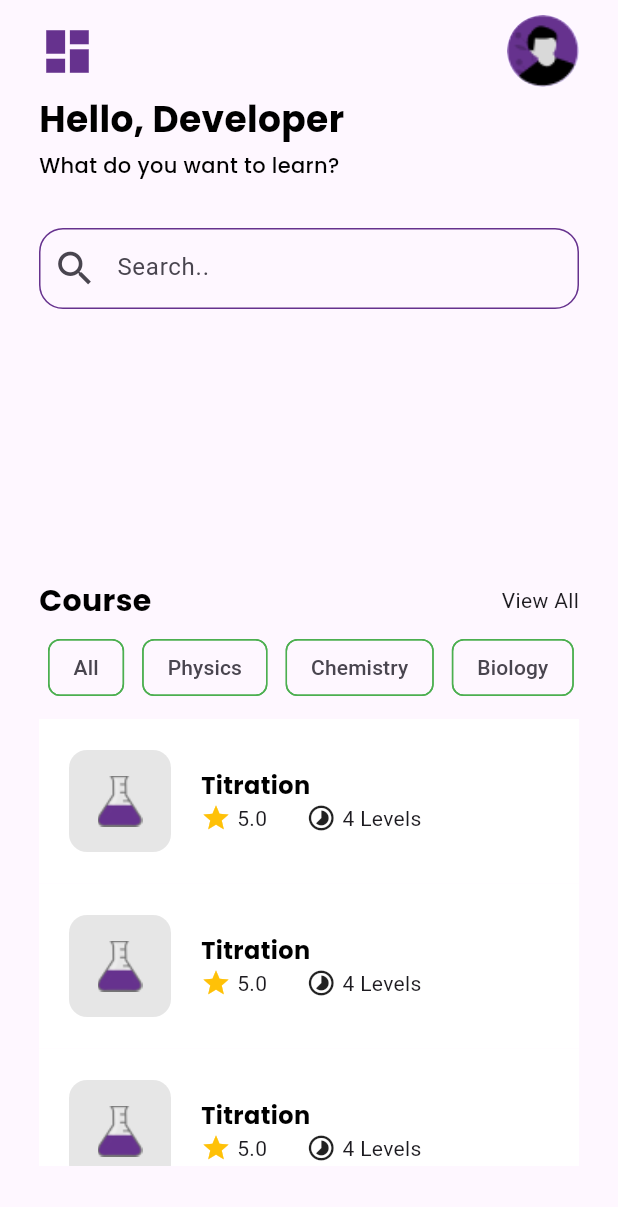
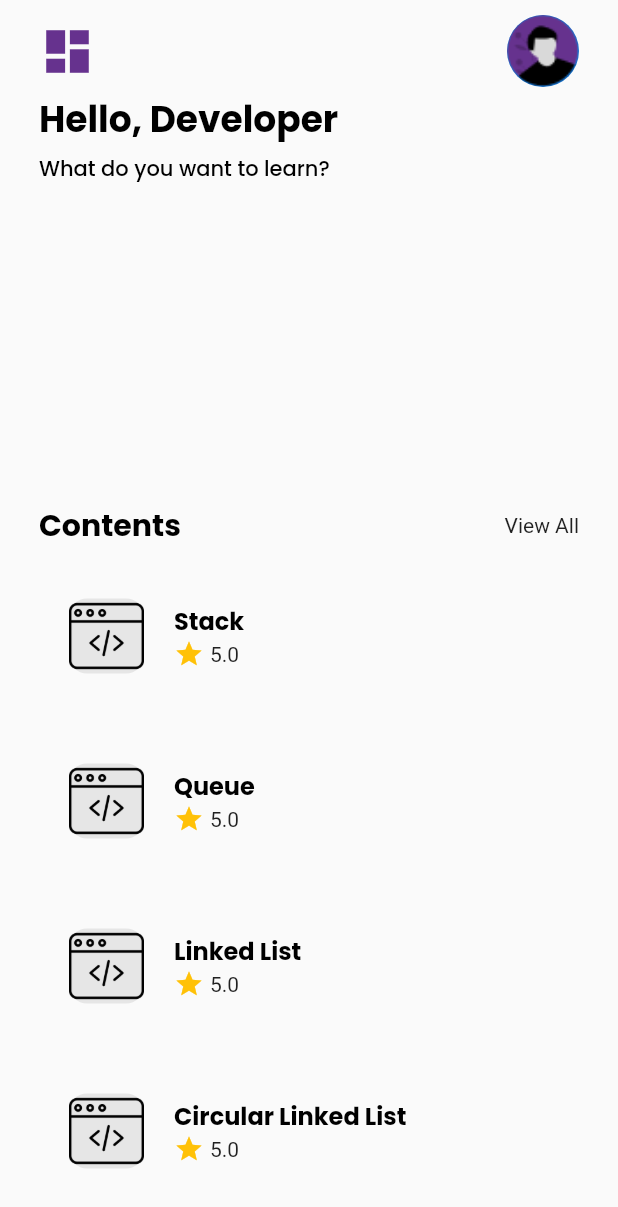
Before and after one commit to urwah1248/SciSphere_AR, a Flutter app: the HomePage screen opened directly, on a phone screen of 412 x 824 dp. Shown: the top 1207 px of the screen. Run offline on Flutter 3.47's test engine with Material 3 defaults, Android fonts, the light colour scheme and no system bars; our stand-ins replace get, google_fonts, introduction_screen.

Commit message:
Changed Images and Added Detail View

```diff
--- a/lib/screens/home_view/home_page.dart
+++ b/lib/screens/home_view/home_page.dart
@@ -1,18 +1,27 @@
 import 'package:flutter/material.dart';
+import 'package:get/route_manager.dart';
 import 'package:google_fonts/google_fonts.dart';
-import 'package:scisphere/widgets/custom_textfield.dart';
+import 'package:scisphere/screens/details_view/details_view.dart';
+// import 'package:scisphere/widgets/custom_textfield.dart';
 
 class HomePage extends StatelessWidget {
-  HomePage({super.key});
-  final List subjects = ['All', 'Physics', 'Chemistry', 'Biology'];
+  const HomePage({super.key});
+  // final List subjects = ['All', 'Physics', 'Chemistry', 'Biology'];
+  static List contentsList = [
+    "Stack",
+    "Queue",
+    "Linked List",
+    "Circular Linked List",
+    "Doubly Linked List",
+    "Circular Doubly Linked List",
+  ];
   @override
   Widget build(BuildContext context) {
-    return Scaffold(
+    return SafeArea(
+      child: Scaffold(
         body: Padding(
           padding: const EdgeInsets.only(left: 26, right: 26, top: 10),
-        child: SafeArea(
-          child: SizedBox(
-            width: double.infinity,
+          child: SingleChildScrollView(
             child: Column(
               crossAxisAlignment: CrossAxisAlignment.start,
               children: [
@@ -53,15 +62,15 @@ class HomePage extends StatelessWidget {
                 const SizedBox(
                   height: 32,
                 ),
-                const CustomTextfield(
-                  isPrefixIcon: true,
-                  prefixIcon: Icon(
-                    Icons.search,
-                    size: 30,
-                  ),
-                  isHomepage: true,
-                  hintText: 'Search..',
-                ),
+                // const CustomTextfield(
+                //   isPrefixIcon: true,
+                //   prefixIcon: Icon(
+                //     Icons.search,
+                //     size: 30,
+                //   ),
+                //   isHomepage: true,
+                //   hintText: 'Search..',
+                // ),
                 const SizedBox(
                   height: 180,
                 ),
@@ -69,7 +78,7 @@ class HomePage extends StatelessWidget {
                   mainAxisAlignment: MainAxisAlignment.spaceBetween,
                   children: [
                     Text(
-                      'Course',
+                      'Contents',
                       style: GoogleFonts.poppins().copyWith(
                           color: Colors.black,
                           fontWeight: FontWeight.bold,
@@ -81,33 +90,36 @@ class HomePage extends StatelessWidget {
                     )
                   ],
                 ),
-                SizedBox(
-                  height: 60,
-                  width: 400,
-                  child: ListView.builder(
-                    scrollDirection: Axis.horizontal,
-                    itemCount: subjects.length,
-                    itemBuilder: (context, index) {
-                      return Padding(
-                        padding: const EdgeInsets.symmetric(horizontal: 6),
-                        child: Chip(
-                          side: const BorderSide(color: Colors.green),
-                          label: Text(subjects[index]),
-                        ),
-                      );
-                    },
-                  ),
-                ),
+                // SizedBox(
+                //   height: 60,
+                //   width: 400,
+                //   child: ListView.builder(
+                //     scrollDirection: Axis.horizontal,
+                //     itemCount: subjects.length,
+                //     itemBuilder: (context, index) {
+                //       return Padding(
+                //         padding: const EdgeInsets.symmetric(horizontal: 6),
+                //         child: Chip(
+                //           side: const BorderSide(color: Colors.green),
+                //           label: Text(subjects[index]),
+                //         ),
+                //       );
+                //     },
+                //   ),
+                // ),
                 const SizedBox(height: 4),
-                SizedBox(
-                  height: 298,
-                  width: double.infinity,
-                  child: ListView.builder(
+                ListView.builder(
+                  shrinkWrap: true,
+                  physics: const NeverScrollableScrollPhysics(),
                   scrollDirection: Axis.vertical,
                   itemCount: 5,
                   itemBuilder: (context, index) {
-                      return Container(
-                        color: Colors.white,
+                    return InkWell(
+                      onTap: () => Get.to(
+                        () => DetailsView(title: contentsList[index]),
+                      ),
+                      child: SizedBox(
+                        // color: Colors.white,
                         height: 110,
                         width: double.infinity,
                         child: Column(
@@ -120,14 +132,14 @@ class HomePage extends StatelessWidget {
                               child: Row(
                                 children: [
                                   Container(
-                                    height: 68,
-                                    width: 68,
+                                    height: 50,
+                                    width: 50,
                                     decoration: BoxDecoration(
                                       color: const Color(0xffE6E6E6),
                                       borderRadius: BorderRadius.circular(12),
                                     ),
                                     child: Image.asset(
-                                        'assets/sample_subject_pic.png'),
+                                        'assets/web-programming.png'),
                                   ),
                                   const SizedBox(
                                     width: 20,
@@ -137,7 +149,7 @@ class HomePage extends StatelessWidget {
                                         CrossAxisAlignment.start,
                                     children: [
                                       Text(
-                                        'Titration',
+                                        contentsList[index],
                                         style: GoogleFonts.poppins().copyWith(
                                             color: Colors.black,
                                             fontWeight: FontWeight.bold,
@@ -157,14 +169,14 @@ class HomePage extends StatelessWidget {
                                           SizedBox(
                                             width: 26,
                                           ),
-                                          Icon(
-                                            Icons.timelapse,
-                                            size: 20,
-                                          ),
-                                          SizedBox(
-                                            width: 4,
-                                          ),
-                                          Text('4 Levels')
+                                          // Icon(
+                                          //   Icons.timelapse,
+                                          //   size: 20,
+                                          // ),
+                                          // SizedBox(
+                                          //   width: 4,
+                                          // ),
+                                          // Text('4 Levels')
                                         ],
                                       )
                                     ],
@@ -174,9 +186,9 @@ class HomePage extends StatelessWidget {
                             )
                           ],
                         ),
+                      ),
                     );
                   },
-                  ),
                 )
               ],
             ),
```
Also changed, not shown: lib/main.dart (+6 -2 lines), lib/screens/details_view/details_view.dart (added, +28 -0 lines), pubspec.yaml (+3 -5 lines), assets/circular-linked-list.png (added), assets/data-structure-1.svg (added), assets/linked-list.png (added), assets/queue.png (added), assets/stack.png (added), assets/web-programming.png (added), 2 other files. Lines whose indentation alone changed are shown as unchanged.
